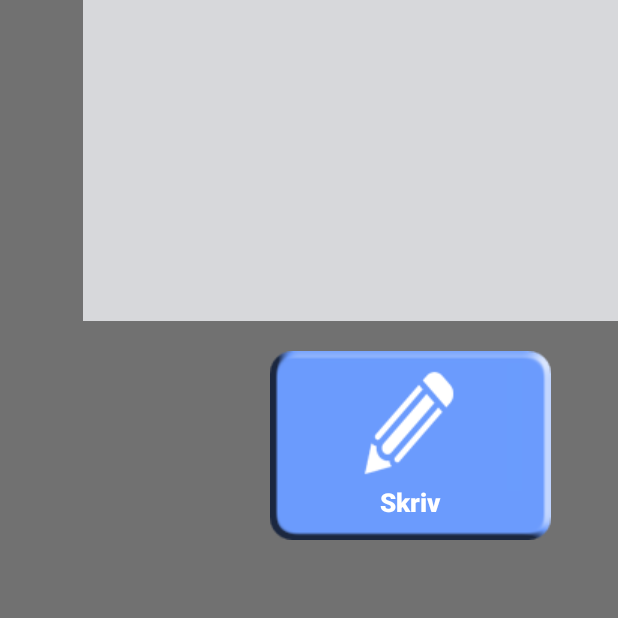
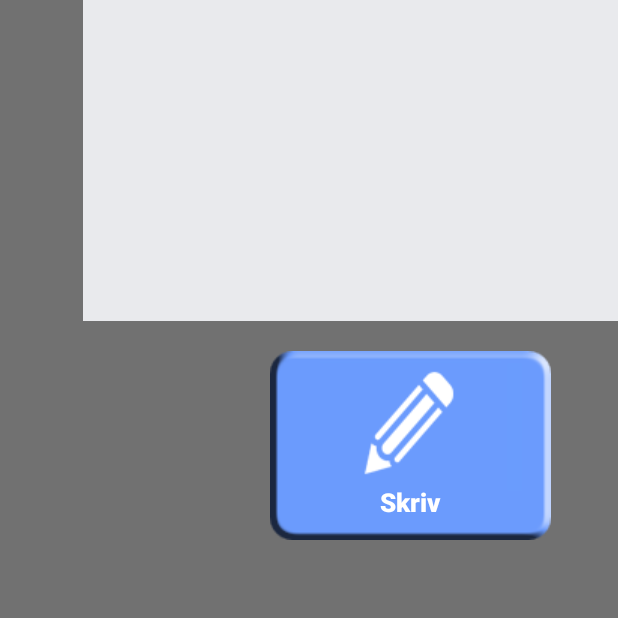
Before and after one commit to EinarLogiOskars/Respirator, an Android app: the fragment MessageFragment shown on its own in the app's theme, on a phone screen of 412 x 824 dp, the top half of it. Run offline under Robolectric (Android 15) with nearby library versions, the phone set to English and light mode, and no system bars.

Commit message:
Communication done!

```diff
--- a/app/src/main/res/values/colors.xml
+++ b/app/src/main/res/values/colors.xml
@@ -9,5 +9,5 @@
     <color name="bggrey">#3a3a3a</color>
     <color name="BackgroundGrey">#717171</color>
     <color name="ButtonBlue">#6a9cfd</color>
-    <color name="DisplayGrey">#d7d8db</color>
+    <color name="DisplayGrey">#e9eaed</color>
 </resources>
```
Also changed, not shown: app/src/main/res/drawable/bodyfront.jpg, app/src/main/res/drawable/kropbag.jpg.
